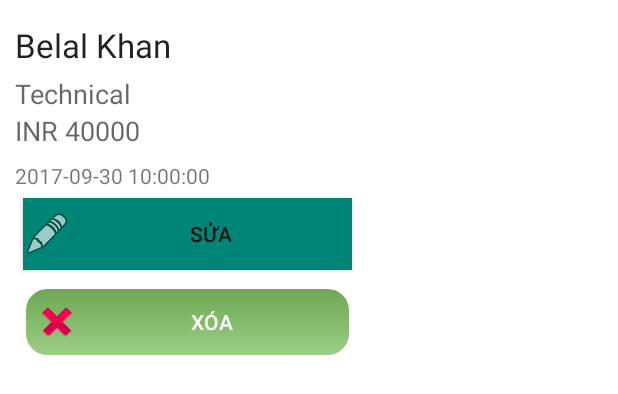
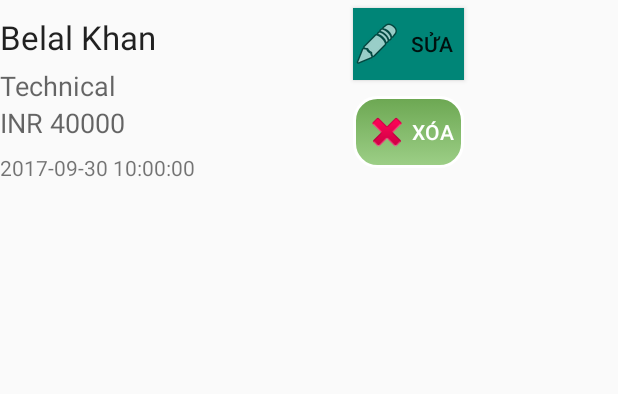
Before and after one commit to kellyfire611/QuanLyChiTieu-Android, an Android app: the layout list_item.xml on its own in the app's theme, with its tools: preview values and no code run, on a phone screen of 412 x 824 dp. Shown: the top 394 px of the screen. Run offline under Robolectric (Android 15) with nearby library versions, the phone set to English and light mode, and no system bars.

Commit message:
Hiệu chỉnh Giao diện

```diff
--- a/app/src/main/res/layout/list_item.xml
+++ b/app/src/main/res/layout/list_item.xml
@@ -1,14 +1,8 @@
 <?xml version="1.0" encoding="utf-8"?>
-<RelativeLayout xmlns:android="http://schemas.android.com/apk/res/android"
-    xmlns:app="http://schemas.android.com/apk/res-auto"
+<LinearLayout xmlns:android="http://schemas.android.com/apk/res/android"
+    android:orientation="horizontal"
     android:layout_width="match_parent"
-    android:layout_height="match_parent"
-    android:paddingLeft="10dp"
-    android:paddingRight="10dp"
-    android:paddingBottom="5dp"
-    android:paddingTop="5dp"
-    android:background="#ffffff"
-    android:orientation="vertical">
+    android:layout_height="match_parent">
 
     <LinearLayout
         android:layout_width="230dp"
@@ -45,9 +39,16 @@
             android:layout_marginTop="8dp"
             android:text="2017-09-30 10:00:00" />
 
+    </LinearLayout>
+
+    <LinearLayout
+        android:layout_width="wrap_content"
+        android:layout_height="wrap_content"
+        android:orientation="vertical">
+
         <Button
             android:id="@+id/buttonEditEmployee"
-            android:layout_width="match_parent"
+            android:layout_width="74dp"
             android:layout_height="wrap_content"
             android:layout_margin="5dp"
             android:background="@color/colorPrimary"
@@ -57,38 +58,11 @@
         <Button
             android:id="@+id/buttonDeleteEmployee"
             style="@style/CustomButton"
-            android:layout_width="match_parent"
+            android:layout_width="74dp"
             android:layout_height="wrap_content"
             android:layout_margin="5dp"
             android:drawableLeft="@android:drawable/ic_delete"
             android:text="XÓA" />
+
     </LinearLayout>
-
-    <!--    <ImageView-->
-<!--        android:id="@+id/imageView"-->
-<!--        android:layout_width="80dp"-->
-<!--        android:layout_height="80dp"-->
-<!--        android:src="@drawable/ic_launcher_background"-->
-<!--        />-->
-
-<!--    <TextView-->
-<!--        android:id="@+id/txtTitle"-->
-<!--        android:layout_width="wrap_content"-->
-<!--        android:layout_height="wrap_content"-->
-<!--        android:layout_marginLeft="20dp"-->
-<!--        android:layout_marginTop="15dp"-->
-<!--        android:layout_toRightOf="@id/imageView"-->
-<!--        android:text="Title"-->
-<!--        android:textAppearance="?android:attr/textAppearanceMedium"-->
-<!--        android:textStyle="bold" />-->
-
-<!--    <TextView-->
-<!--        android:id="@+id/txtDescription"-->
-<!--        android:layout_width="wrap_content"-->
-<!--        android:layout_height="wrap_content"-->
-<!--        android:layout_alignLeft="@id/txtTitle"-->
-<!--        android:layout_below="@id/txtTitle"-->
-<!--        android:layout_marginTop="10dp"-->
-<!--        android:text="Description"-->
-<!--        android:textAppearance="?android:attr/textAppearanceSmall" />-->
-</RelativeLayout>
+</LinearLayout>
```
Also changed, not shown: app/src/main/res/layout/grid_item.xml (+22 -43 lines).
